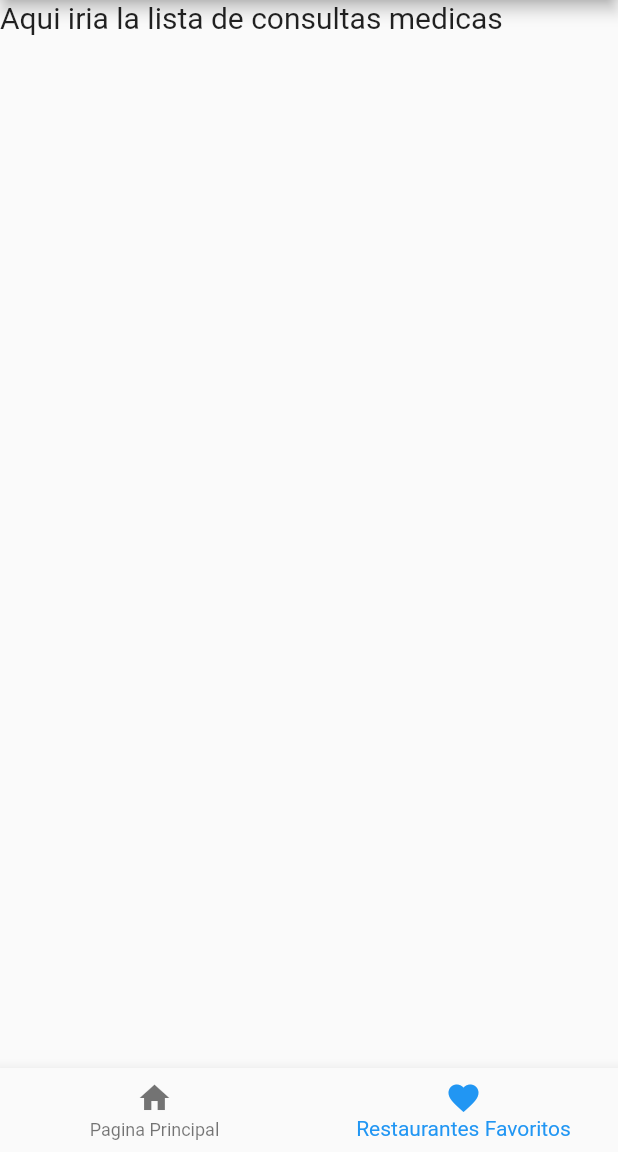
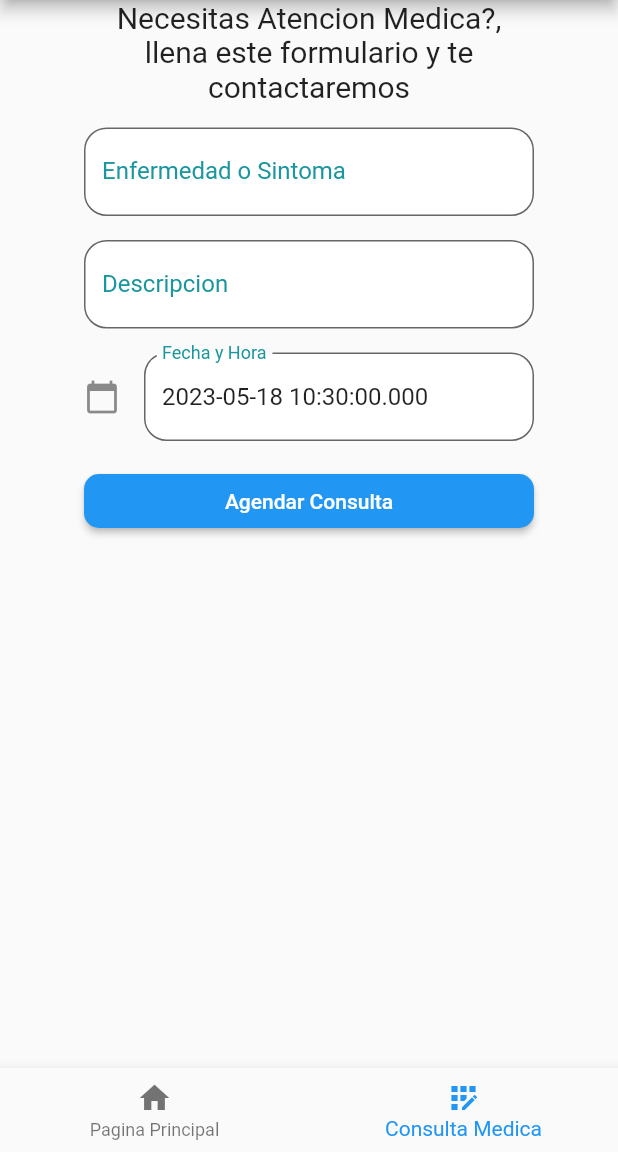
Before and after one commit to ShacoSZ/prueba, a Flutter app: the screen it shows once a user with an empty profile is signed in, item 2 of the bottom bar chosen, on a phone screen of 412 x 824 dp, the part 84-1236 px from its top. Run offline on Flutter 3.47's test engine with Material 2 defaults, Android fonts, the light colour scheme and no system bars; our stand-ins replace carousel_slider, firebase_auth, firebase_core; accounts and stored records are empty.

Commit message:
crear consulta, esta bn feo y no sirve tambien

```diff
--- a/lib/main.dart
+++ b/lib/main.dart
@@ -87,8 +87,8 @@ class _MyAppState extends State<MyApp> {
                       BottomNavigationBarItem(
                           icon: Icon(Icons.home), label: 'Pagina Principal'),
                       BottomNavigationBarItem(
-                          icon: Icon(Icons.favorite),
-                          label: 'Restaurantes Favoritos')
+                          icon: Icon(Icons.app_registration),
+                          label: 'Consulta Medica')
                     ],
                   ),
                 )
--- a/lib/screens/ConsultationMedicalPage.dart
+++ b/lib/screens/ConsultationMedicalPage.dart
@@ -3,9 +3,21 @@ import 'package:provider/provider.dart';
 import 'package:carousel_slider/carousel_slider.dart';
 import 'package:raccoon_doctor/main.dart';
 import 'package:raccoon_doctor/screens/LoginPage.dart';
+import 'package:intl/intl.dart';
 
 import 'package:firebase_core/firebase_core.dart';
 import 'package:firebase_auth/firebase_auth.dart';
+
+class consultM {
+  String user = '';
+  String date = '';
+  bool online = false;
+  String sickness = '';
+  String description = '';
+  bool anotherPerson = false;
+}
+
+var consulta = consultM();
 
 class FavoritePage extends StatefulWidget {
   const FavoritePage({super.key});
@@ -15,7 +27,13 @@ class FavoritePage extends StatefulWidget {
 }
 
 class _favoritepageState extends State<FavoritePage> {
-  var prdcts = ['La blanquita', 'Pizza Hut', 'Little Caesars'];
+  TextEditingController _dateController = TextEditingController();
+  @override
+  void initState() {
+    super.initState();
+    _dateController.text = DateTime.now().toString();
+  }
+
   @override
   Widget build(BuildContext context) {
     //final userState = context.watch<UserState>();
@@ -36,13 +54,109 @@ class _favoritepageState extends State<FavoritePage> {
             ),
           ],
         ),
-        body: ListView(
-          children: [
-            Text(
-              'Aqui iria la lista de consultas medicas',
-              style: TextStyle(fontSize: 20),
-            ),
-          ],
-        ));
+        body: Center(
+            child: Container(
+                width: 300,
+                alignment: Alignment.center,
+                child: ListView(
+                  children: [
+                    Text(
+                      'Necesitas Atencion Medica?, llena este formulario y te contactaremos',
+                      style: TextStyle(fontSize: 20),
+                      textAlign: TextAlign.center,
+                    ),
+                    SizedBox(height: 16),
+                    TextFormField(
+                      textInputAction: TextInputAction.next,
+                      decoration: InputDecoration(
+                        labelText: 'Enfermedad o Sintoma',
+                        labelStyle: TextStyle(color: const Color(0xFF19969E)),
+                        border: OutlineInputBorder(
+                            borderRadius: BorderRadius.circular(15.0)),
+                        filled: true,
+                        fillColor: Colors.white,
+                      ),
+                      validator: (value) {
+                        if (value == null || value.isEmpty) {
+                          return 'Por favor, ingresa tu nombre';
+                        }
+                        return null;
+                      },
+                      onChanged: (value) {
+                        consulta.sickness = value;
+                      },
+                    ),
+                    SizedBox(height: 16),
+                    TextFormField(
+                      textInputAction: TextInputAction.next,
+                      decoration: InputDecoration(
+                        labelText: 'Descripcion',
+                        labelStyle: TextStyle(color: const Color(0xFF19969E)),
+                        border: OutlineInputBorder(
+                            borderRadius: BorderRadius.circular(15.0)),
+                        filled: true,
+                        fillColor: Colors.white,
+                      ),
+                      validator: (value) {
+                        if (value == null || value.isEmpty) {
+                          return 'Por favor, ingresa tu apellido';
+                        }
+                        return null;
+                      },
+                      onChanged: (value) {
+                        consulta.description = value;
+                      },
+                    ),
+                    SizedBox(height: 16),
+                    TextField(
+                      controller: _dateController,
+                      decoration: InputDecoration(
+                        icon: Icon(Icons.calendar_today),
+                        labelText: 'Fecha y Hora',
+                        labelStyle: TextStyle(color: const Color(0xFF19969E)),
+                        border: OutlineInputBorder(
+                            borderRadius: BorderRadius.circular(15.0)),
+                        filled: true,
+                        fillColor: Colors.white,
+                      ),
+                      onTap: () async {
+                        DateTime? pickedDate = await showDatePicker(
+                            context: context,
+                            initialDate: DateTime.now(), //get today's date
+                            firstDate: DateTime(
+                                2023), //DateTime.now() - not to allow to choose before today.
+                            lastDate: DateTime(2101));
+                        if (pickedDate != null) {
+                          if (pickedDate != null) {
+                            print(
+                                pickedDate); //get the picked date in the format => 2022-07-04 00:00:00.000
+                            String formattedDate = DateFormat('yyyy-MM-dd').format(
+                                pickedDate); // format date in required form here we use yyyy-MM-dd that means time is removed
+                            print(
+                                formattedDate); //formatted date output using intl package =>  2022-07-04
+                            //You can format date as per your need
+
+                            setState(() {
+                              _dateController.text =
+                                  formattedDate; //set foratted date to TextField value.
+                            });
+                          } else {
+                            print("Date is not selected");
+                          }
+                        }
+                      },
+                    ),
+                    SizedBox(height: 16),
+                    ElevatedButton(
+                      style: ElevatedButton.styleFrom(
+                        shape: RoundedRectangleBorder(
+                          borderRadius: BorderRadius.circular(10.0),
+                        ),
+                      ),
+                      onPressed: () async {},
+                      child: Text('Agendar Consulta'),
+                    ),
+                  ],
+                ))));
   }
 }
--- a/pubspec.yaml
+++ b/pubspec.yaml
@@ -39,6 +39,7 @@ dependencies:
   google_fonts: ^4.0.3
   firebase_auth: ^4.3.0
   fluttertoast: ^8.2.1
+  intl: ^0.17.0
 
 
   # The following adds the Cupertino Icons font to your application.
```
Also changed, not shown: pubspec.lock.
